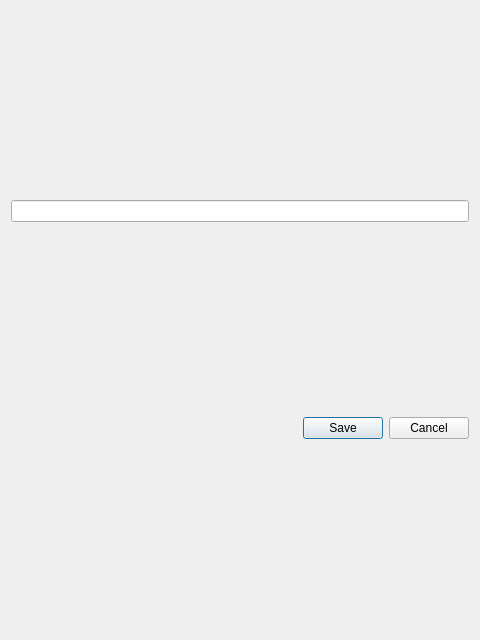
Above: DevisMaker/src/ui/companyInfoDialog.ui from Andreas-Chatti/DevisMaker before the change. Below: the same form after it.
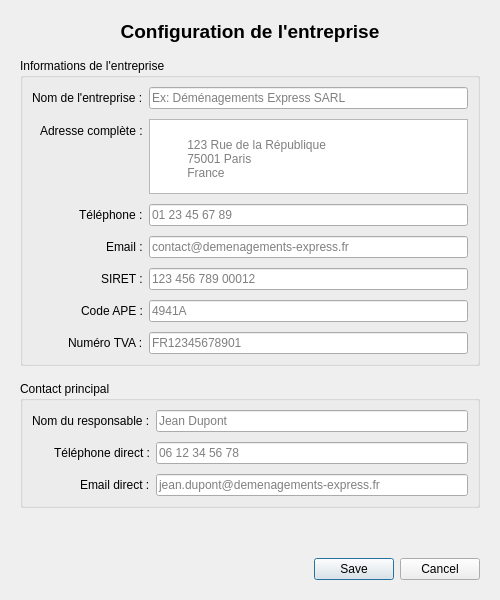
That is the form after the change.

Commit message:
Enhance UI in MainWindow and CompanyInfoDialog
Updated MainWindow.ui with new layouts, widgets, and improved spacing for better user experience. Added input fields for client information and adjusted geometry settings.

Revamped companyInfoDialog.ui with a new design, including a title label, group boxes for company and contact information, and improved layout for readability. Retained button functionality for saving and canceling input.

```diff
--- a/DevisMaker/src/ui/companyInfoDialog.ui
+++ b/DevisMaker/src/ui/companyInfoDialog.ui
@@ -6,15 +6,245 @@
    <rect>
     <x>0</x>
     <y>0</y>
-    <width>480</width>
-    <height>640</height>
-   </rect>
-  </property>
+				<width>500</width>
+				<height>600</height>
+			</rect>
+		</property>
+		<property name="minimumSize">
+			<size>
+				<width>450</width>
+				<height>550</height>
+			</size>
+		</property>
   <property name="windowTitle">
-   <string>Dialog</string>
-  </property>
-  <layout class="QGridLayout" name="gridLayout">
+			<string>Informations de l'entreprise</string>
+		</property>
+		<layout class="QVBoxLayout" name="mainLayout">
+			<property name="spacing">
+				<number>15</number>
+			</property>
+			<property name="leftMargin">
+				<number>20</number>
+			</property>
+			<property name="topMargin">
+				<number>20</number>
+			</property>
+			<property name="rightMargin">
+				<number>20</number>
+			</property>
+			<property name="bottomMargin">
+				<number>20</number>
+			</property>
+			<item>
+				<widget class="QLabel" name="titleLabel">
+					<property name="font">
+						<font>
+							<pointsize>14</pointsize>
+							<bold>true</bold>
+						</font>
+					</property>
+					<property name="text">
+						<string>Configuration de l'entreprise</string>
+					</property>
+					<property name="alignment">
+						<set>Qt::AlignmentFlag::AlignCenter</set>
+					</property>
+				</widget>
+			</item>
+			<item>
+				<widget class="QGroupBox" name="companyGroupBox">
+					<property name="title">
+						<string>Informations de l'entreprise</string>
+					</property>
+					<layout class="QFormLayout" name="companyFormLayout">
+						<property name="labelAlignment">
+							<set>Qt::AlignmentFlag::AlignRight|Qt::AlignmentFlag::AlignTrailing|Qt::AlignmentFlag::AlignVCenter</set>
+						</property>
+						<property name="verticalSpacing">
+							<number>10</number>
+						</property>
+						<item row="0" column="0">
+							<widget class="QLabel" name="companyNameLabel">
+								<property name="text">
+									<string>Nom de l'entreprise :</string>
+								</property>
+							</widget>
+						</item>
+						<item row="0" column="1">
+							<widget class="QLineEdit" name="companyNameLineEdit">
+								<property name="placeholderText">
+									<string>Ex: Déménagements Express SARL</string>
+								</property>
+							</widget>
+						</item>
    <item row="1" column="0">
+							<widget class="QLabel" name="companyAddressLabel">
+								<property name="text">
+									<string>Adresse complète :</string>
+								</property>
+							</widget>
+						</item>
+						<item row="1" column="1">
+							<widget class="QTextEdit" name="companyAddressTextEdit">
+								<property name="maximumSize">
+									<size>
+										<width>16777215</width>
+										<height>80</height>
+									</size>
+								</property>
+								<property name="placeholderText">
+									<string>
+										123 Rue de la République
+										75001 Paris
+										France
+									</string>
+								</property>
+							</widget>
+						</item>
+						<item row="2" column="0">
+							<widget class="QLabel" name="companyPhoneLabel">
+								<property name="text">
+									<string>Téléphone :</string>
+								</property>
+							</widget>
+						</item>
+						<item row="2" column="1">
+							<widget class="QLineEdit" name="companyPhoneLineEdit">
+								<property name="placeholderText">
+									<string>01 23 45 67 89</string>
+								</property>
+							</widget>
+						</item>
+						<item row="3" column="0">
+							<widget class="QLabel" name="companyEmailLabel">
+								<property name="text">
+									<string>Email :</string>
+								</property>
+							</widget>
+						</item>
+						<item row="3" column="1">
+							<widget class="QLineEdit" name="companyEmailLineEdit">
+								<property name="placeholderText">
+									<string>contact@demenagements-express.fr</string>
+								</property>
+							</widget>
+						</item>
+						<item row="4" column="0">
+							<widget class="QLabel" name="companySiretLabel">
+								<property name="text">
+									<string>SIRET :</string>
+								</property>
+							</widget>
+						</item>
+						<item row="4" column="1">
+							<widget class="QLineEdit" name="companySiretLineEdit">
+								<property name="placeholderText">
+									<string>123 456 789 00012</string>
+								</property>
+							</widget>
+						</item>
+						<item row="5" column="0">
+							<widget class="QLabel" name="companyApeLabel">
+								<property name="text">
+									<string>Code APE :</string>
+								</property>
+							</widget>
+						</item>
+						<item row="5" column="1">
+							<widget class="QLineEdit" name="companyApeLineEdit">
+								<property name="placeholderText">
+									<string>4941A</string>
+								</property>
+							</widget>
+						</item>
+						<item row="6" column="0">
+							<widget class="QLabel" name="companyTvaLabel">
+								<property name="text">
+									<string>Numéro TVA :</string>
+								</property>
+							</widget>
+						</item>
+						<item row="6" column="1">
+							<widget class="QLineEdit" name="companyTvaLineEdit">
+								<property name="placeholderText">
+									<string>FR12345678901</string>
+								</property>
+							</widget>
+						</item>
+					</layout>
+				</widget>
+			</item>
+			<item>
+				<widget class="QGroupBox" name="contactGroupBox">
+					<property name="title">
+						<string>Contact principal</string>
+					</property>
+					<layout class="QFormLayout" name="contactFormLayout">
+						<property name="labelAlignment">
+							<set>Qt::AlignmentFlag::AlignRight|Qt::AlignmentFlag::AlignTrailing|Qt::AlignmentFlag::AlignVCenter</set>
+						</property>
+						<property name="verticalSpacing">
+							<number>10</number>
+						</property>
+						<item row="0" column="0">
+							<widget class="QLabel" name="managerNameLabel">
+								<property name="text">
+									<string>Nom du responsable :</string>
+								</property>
+							</widget>
+						</item>
+						<item row="0" column="1">
+							<widget class="QLineEdit" name="managerNameLineEdit">
+								<property name="placeholderText">
+									<string>Jean Dupont</string>
+								</property>
+							</widget>
+						</item>
+						<item row="1" column="0">
+							<widget class="QLabel" name="managerPhoneLabel">
+								<property name="text">
+									<string>Téléphone direct :</string>
+								</property>
+							</widget>
+						</item>
+						<item row="1" column="1">
+							<widget class="QLineEdit" name="managerPhoneLineEdit">
+								<property name="placeholderText">
+									<string>06 12 34 56 78</string>
+								</property>
+							</widget>
+						</item>
+						<item row="2" column="0">
+							<widget class="QLabel" name="managerEmailLabel">
+								<property name="text">
+									<string>Email direct :</string>
+								</property>
+							</widget>
+						</item>
+						<item row="2" column="1">
+							<widget class="QLineEdit" name="managerEmailLineEdit">
+								<property name="placeholderText">
+									<string>jean.dupont@demenagements-express.fr</string>
+								</property>
+							</widget>
+						</item>
+					</layout>
+				</widget>
+			</item>
+			<item>
+				<spacer name="verticalSpacer">
+					<property name="orientation">
+						<enum>Qt::Orientation::Vertical</enum>
+					</property>
+					<property name="sizeHint" stdset="0">
+						<size>
+							<width>20</width>
+							<height>40</height>
+						</size>
+					</property>
+				</spacer>
+			</item>
+			<item>
     <widget class="QDialogButtonBox" name="buttonBox">
      <property name="orientation">
       <enum>Qt::Orientation::Horizontal</enum>
@@ -27,9 +257,6 @@
      </property>
     </widget>
    </item>
-   <item row="0" column="0">
-    <widget class="QLineEdit" name="lineEdit"/>
-   </item>
   </layout>
  </widget>
  <resources/>
```
Left out of the diff: 8 changed lines with no effect on the pictures. Lines whose indentation alone changed are shown as unchanged. The commit also changes 1 other file.
